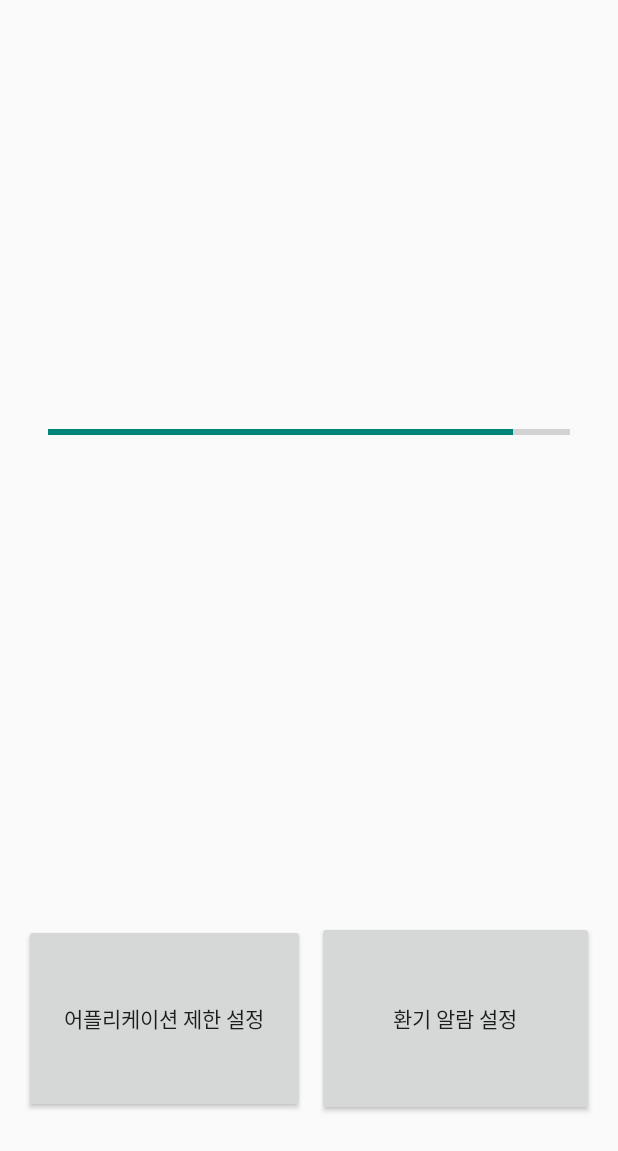
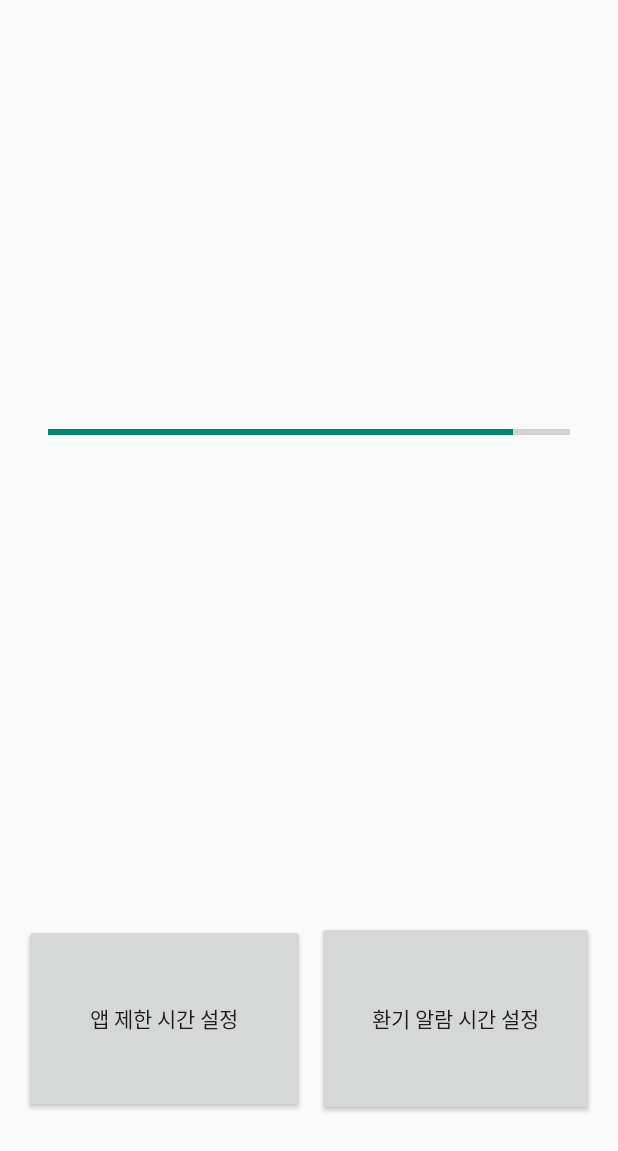
Before and after one commit to Sindongyeob/application_limit_usage, an Android app built with Jetpack Compose: the layout activity_home.xml on its own in the app's theme, with its tools: preview values and no code run, on a phone screen of 412 x 824 dp. Shown: the top 1151 px of the screen. Run offline under Robolectric (Android 15) with nearby library versions, the phone set to English and light mode, and no system bars.

Commit message:
feat: activity_home.xml 수정 완료

```diff
--- a/app/src/main/res/layout/activity_home.xml
+++ b/app/src/main/res/layout/activity_home.xml
@@ -49,7 +49,7 @@
                 android:layout_width="3dp"
                 android:layout_height="126dp"
                 android:layout_weight="1"
-                android:text="어플리케이션 제한 설정" />
+                android:text="앱 제한 시간 설정" />
 
         <Button
                 android:id="@+id/button2"
@@ -57,6 +57,6 @@
                 android:layout_height="130dp"
                 android:layout_weight="1"
                 android:layout_marginStart="8dp"
-                android:text="환기 알람 설정" />
+                android:text="환기 알람 시간 설정" />
     </LinearLayout>
 </LinearLayout>
```
